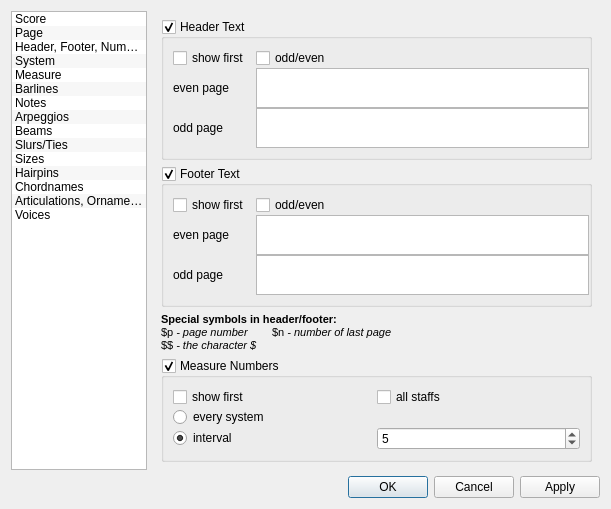
First picture: the form in mscore/mscore/editstyle.ui, repository musescore/musescore-old, before the edit.
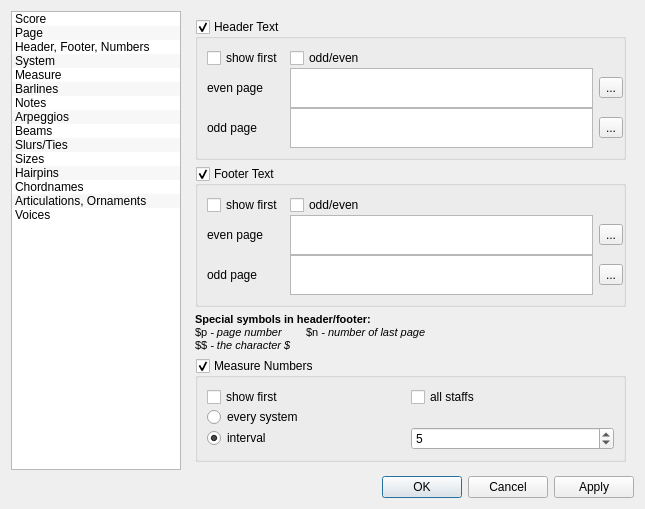
Second picture: the form after the edit. Icons and pictures are not drawn.

Commit message: header/footer

Patch:
```diff
--- a/mscore/mscore/editstyle.ui
+++ b/mscore/mscore/editstyle.ui
@@ -6,7 +6,7 @@
    <rect>
     <x>0</x>
     <y>0</y>
-    <width>611</width>
+    <width>645</width>
     <height>481</height>
    </rect>
   </property>
@@ -820,6 +820,26 @@
             </property>
            </widget>
           </item>
+          <item row="1" column="2">
+           <widget class="QToolButton" name="editEvenHeader">
+            <property name="toolTip">
+             <string>edit even page header</string>
+            </property>
+            <property name="text">
+             <string>...</string>
+            </property>
+           </widget>
+          </item>
+          <item row="2" column="2">
+           <widget class="QToolButton" name="editOddHeader">
+            <property name="toolTip">
+             <string>add odd page header</string>
+            </property>
+            <property name="text">
+             <string>...</string>
+            </property>
+           </widget>
+          </item>
          </layout>
         </widget>
        </item>
@@ -895,6 +915,26 @@
             </property>
            </widget>
           </item>
+          <item row="1" column="2">
+           <widget class="QToolButton" name="editEvenFooter">
+            <property name="toolTip">
+             <string>edit even page footer</string>
+            </property>
+            <property name="text">
+             <string>...</string>
+            </property>
+           </widget>
+          </item>
+          <item row="2" column="2">
+           <widget class="QToolButton" name="editOddFooter">
+            <property name="toolTip">
+             <string>edit odd page header</string>
+            </property>
+            <property name="text">
+             <string>...</string>
+            </property>
+           </widget>
+          </item>
          </layout>
         </widget>
        </item>
```
Left out of the diff: 15 changed lines with no effect on the pictures. The commit also changes 7 other files.
